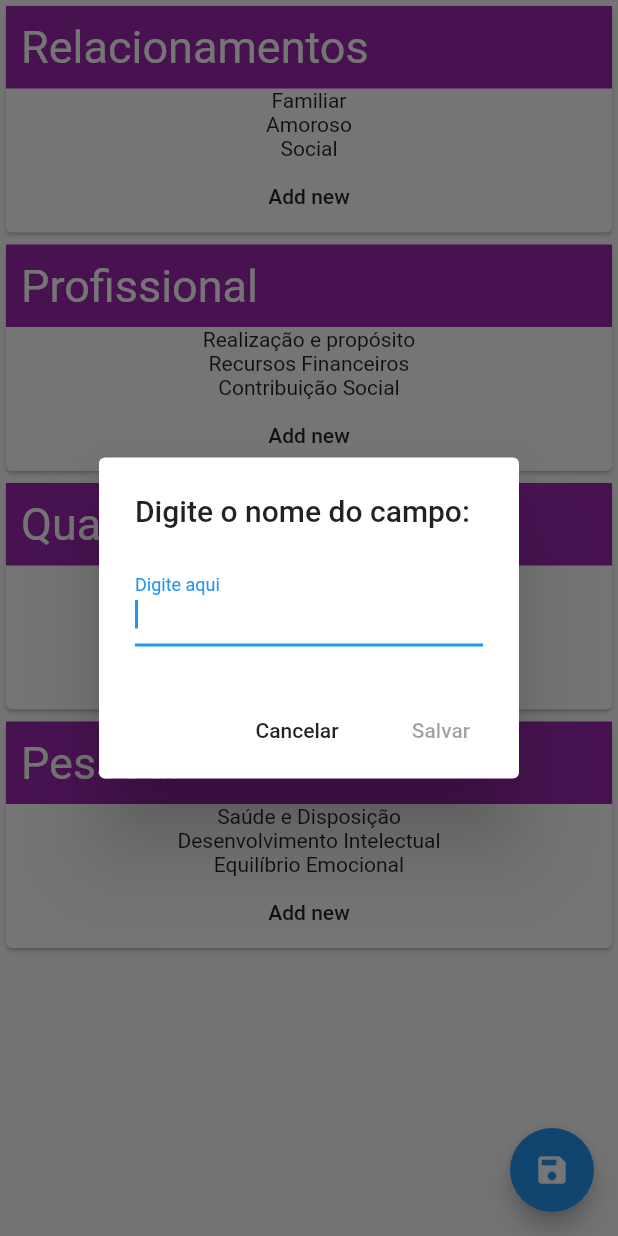
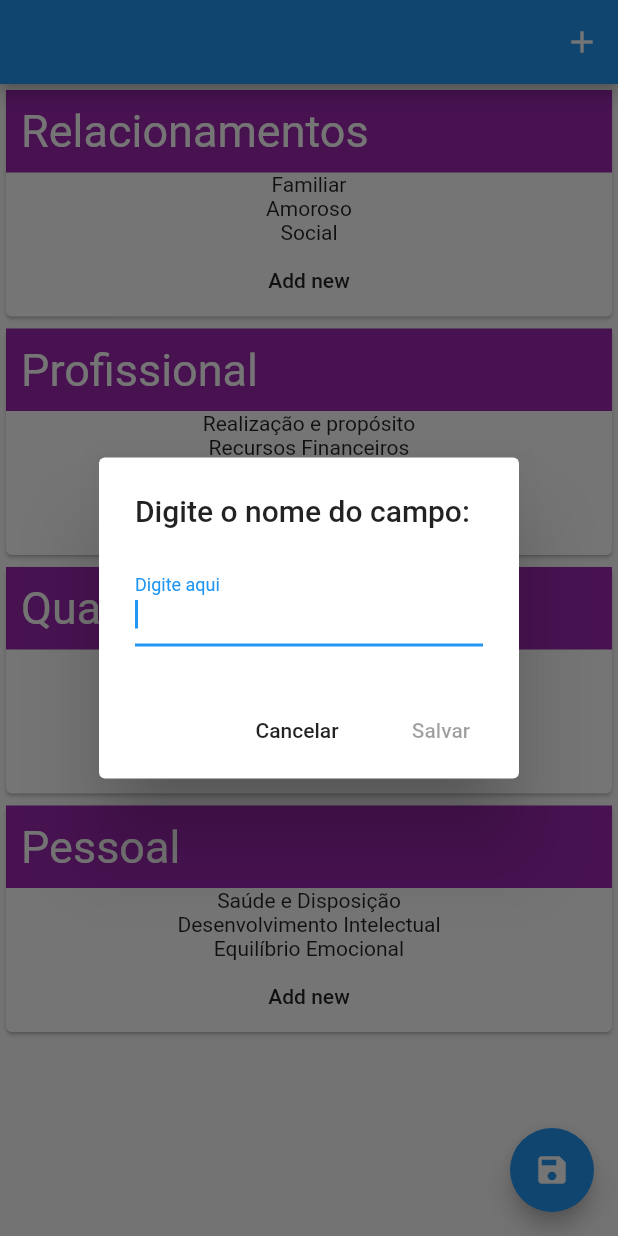
Before and after one commit to gabrielsoaresdev/self_project, a Flutter app: the screen it shows after launch, after a tap on "Add new", on a phone screen of 412 x 824 dp. Run offline on Flutter 3.47's test engine with Material 2 defaults, Android fonts, the phone set to English and light mode, and no system bars.

Commit message:
Feat. Add Sphere

```diff
--- a/lib/res/strings.dart
+++ b/lib/res/strings.dart
@@ -5,6 +5,13 @@ class Strings {
   static String OK = 'OK';
   static String SAVE = 'Salvar';
   static String CANCEL = 'Cancelar';
+
   //FIELD
   static String ADD_FIELD_TYPE_FIELD = 'Digite o nome do campo:';
+
+  //SELF EVALUATION
+
+  //SPHERE
+  static String ADD_SPHERE_TOOLTIP = 'Nova esfera';
+  static String ADD_SPHERE_TYPE_FIELD = 'Digite o nome da esfera da vida:';
 }
--- a/lib/widgets/self_evaluation_screen.dart
+++ b/lib/widgets/self_evaluation_screen.dart
@@ -1,8 +1,11 @@
 import 'package:flutter/material.dart';
 import 'package:self_codinome/data/database_manager.dart';
+import 'package:self_codinome/model/field.dart';
 import 'package:self_codinome/model/self_evaluation.dart';
+import 'package:self_codinome/model/sphere.dart';
 import 'package:self_codinome/res/strings.dart';
 import 'package:self_codinome/widgets/sphere_item_widget.dart';
+import 'package:self_codinome/widgets/text_input_dialog.dart';
 
 class SelfEvaluationScreen extends StatefulWidget {
   @override
@@ -21,14 +24,43 @@ class _SelfEvaluationScreenState extends State<SelfEvaluationScreen> {
 
   Widget getListViewItem(int i) => SphereItem(selfEvaluation.getSpheres()[i]);
 
+  ListView _getListView() => ListView.builder(
+        itemBuilder: (BuildContext context, int position) =>
+            getListViewItem(position),
+        itemCount: selfEvaluation.getSpheres().length,
+      );
+
+  TextInputDialog _getAddSphereDialog() => new TextInputDialog(
+        (String typedText) {
+          setState(() {
+            selfEvaluation.getSpheres().add(
+                new Sphere(name: typedText, imageUri: '', fields: <Field>[]));
+          });
+        },
+        title: Strings.ADD_SPHERE_TYPE_FIELD,
+      );
+
+  IconButton _getIconButton(BuildContext context) => IconButton(
+        icon: Icon(Icons.add),
+        tooltip: Strings.ADD_SPHERE_TOOLTIP,
+        onPressed: () {
+          showDialog(
+            context: context,
+            barrierDismissible: false,
+            builder: (context) => _getAddSphereDialog(),
+          );
+        },
+      );
+
   @override
   Widget build(BuildContext context) {
     return Scaffold(
-      body: ListView.builder(
-        itemBuilder: (BuildContext context, int position) =>
-            getListViewItem(position),
-        itemCount: selfEvaluation.getSpheres().length,
+      appBar: AppBar(
+        actions: [
+          _getIconButton(context),
+        ],
       ),
+      body: _getListView(),
       floatingActionButton: FloatingActionButton(
         onPressed: () {},
         child: Icon(Icons.save),
--- a/lib/widgets/sphere_item_widget.dart
+++ b/lib/widgets/sphere_item_widget.dart
@@ -5,10 +5,14 @@ import 'package:self_codinome/res/strings.dart';
 import 'package:self_codinome/widgets/text_input_dialog.dart';
 import 'package:self_codinome/widgets/field_item_widget.dart';
 
+/* [SphereItem] class is a Widget that seeks to display and manipulate
+ * information from a sphere. It's a [Container] divided in two parts: Header and Body.
+ *
+ */
 class SphereItem extends StatefulWidget {
   Sphere _sphere;
 
-  SphereItem(Sphere this._sphere);
+  SphereItem(this._sphere);
 
   @override
   _SphereItemState createState() => _SphereItemState(_sphere);
@@ -17,9 +21,13 @@ class SphereItem extends StatefulWidget {
 class _SphereItemState extends State<SphereItem> {
   Sphere _sphere;
 
-  _SphereItemState(Sphere this._sphere);
+  _SphereItemState(this._sphere);
 
-  Widget getHeader(BuildContext context) => Container(
+  /* Builds the header of the [Sphere]. The header is composed by a Image
+   * in the background, a h2 Text with the name of the sphere. It's also contains
+   * a Show/Hide Button (>/v) and a option menu [_getHeadPopupMenu].
+   */
+  Widget _getHeader(BuildContext context) => Container(
         color: Colors.purple,
         child: Padding(
           padding: EdgeInsets.all(10),
@@ -37,29 +45,20 @@ class _SphereItemState extends State<SphereItem> {
         ),
       );
 
-  Widget getBody(BuildContext context) {
+  Widget _getHeadPopupMenu() => null;
+
+  /* Creates the body widget of the Sphere. The body is composed by a list of widgets.
+   * Each widget of the list is a [FieldWidget], with the exception of the last one,
+   * wich is a button to open a Dialog and add another [Field] to the [Sphere] object.
+   */
+  Widget _getBody(BuildContext context) {
     List<Widget> fields = [];
     for (Field field in _sphere.getFields()) {
       fields.add(FieldItem(field));
     }
 
     //Creates the 'Add new Field' Button to the Sphere Body
-    fields.add(
-      FlatButton(
-        child: Text('Add new'),
-        onPressed: () {
-          showDialog(
-            context: context,
-            barrierDismissible: false,
-            builder: (context) => TextInputDialog((String typedText) {
-              setState(() {
-                _sphere.getFields().add(new Field(comments: '', name: typedText, evaluation: 0));
-              });
-            }, title: Strings.ADD_FIELD_TYPE_FIELD, hint: 'Digite aqui',),
-          );
-        },
-      ),
-    );
+    fields.add(_getAddFieldButton(context));
 
     return Container(
         child: Column(
@@ -67,41 +66,36 @@ class _SphereItemState extends State<SphereItem> {
     ));
   }
 
-  Future<void> _showMyDialog(BuildContext buildContext) async {
-    return showDialog<void>(
-      context: buildContext,
-      barrierDismissible: false, // user must tap button!
-      builder: (BuildContext context) {
-        return AlertDialog(
-          title: Text('AlertDialog Title'),
-          content: SingleChildScrollView(
-            child: ListBody(
-              children: <Widget>[
-                Text('This is a demo alert dialog.'),
-                Text('Would you like to approve of this message?'),
-              ],
-            ),
-          ),
-          actions: <Widget>[
-            FlatButton(
-              child: Text('Approve'),
-              onPressed: () {
-                Navigator.of(context).pop();
-              },
-            ),
-          ],
-        );
-      },
-    );
-  }
+  FlatButton _getAddFieldButton(BuildContext context) => FlatButton(
+        child: Text('Add new'),
+        onPressed: () {
+          showDialog(
+            context: context,
+            barrierDismissible: false,
+            builder: (context) => _getAddFieldDialog(context),
+          );
+        },
+      );
+
+  TextInputDialog _getAddFieldDialog(BuildContext context) => TextInputDialog(
+        (String typedText) {
+          setState(() {
+            _sphere
+                .getFields()
+                .add(new Field(comments: '', name: typedText, evaluation: 0));
+          });
+        },
+        title: Strings.ADD_FIELD_TYPE_FIELD,
+        hint: 'Digite aqui',
+      );
 
   @override
   Widget build(BuildContext context) {
     return Card(
         child: Column(
       children: [
-        getHeader(context),
-        getBody(context),
+        _getHeader(context),
+        _getBody(context),
       ],
     ));
   }
```
